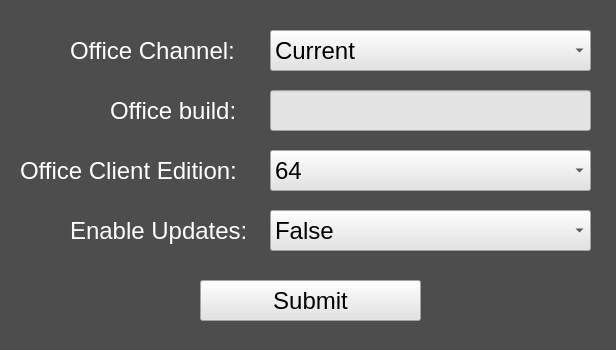
Dan23022/Easy-Office-Deployment-Tool, file main.ui: the form before one commit.
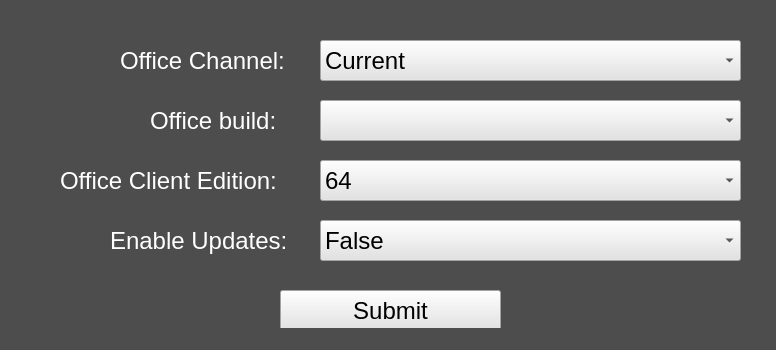
The form after the commit.

Commit message: Implemented webscraping Now you can use a dropdown to select office versions

Diff of the .ui file:
```diff
--- a/main.ui
+++ b/main.ui
@@ -6,7 +6,7 @@
    <rect>
     <x>0</x>
     <y>0</y>
-    <width>616</width>
+    <width>776</width>
     <height>350</height>
    </rect>
   </property>
@@ -32,9 +32,9 @@
    <widget class="QComboBox" name="channel_dropdown">
     <property name="geometry">
      <rect>
-      <x>270</x>
-      <y>30</y>
-      <width>321</width>
+      <x>320</x>
+      <y>40</y>
+      <width>421</width>
       <height>41</height>
      </rect>
     </property>
@@ -87,9 +87,9 @@
    <widget class="QLabel" name="office_channel_label">
     <property name="geometry">
      <rect>
-      <x>70</x>
-      <y>30</y>
-      <width>201</width>
+      <x>120</x>
+      <y>40</y>
+      <width>241</width>
       <height>41</height>
      </rect>
     </property>
@@ -108,9 +108,9 @@
    <widget class="QLabel" name="enable_updates_label">
     <property name="geometry">
      <rect>
-      <x>70</x>
-      <y>210</y>
-      <width>211</width>
+      <x>110</x>
+      <y>220</y>
+      <width>241</width>
       <height>41</height>
      </rect>
     </property>
@@ -129,9 +129,9 @@
    <widget class="QComboBox" name="enable_updates_dropdown">
     <property name="geometry">
      <rect>
-      <x>270</x>
-      <y>210</y>
-      <width>321</width>
+      <x>320</x>
+      <y>220</y>
+      <width>421</width>
       <height>41</height>
      </rect>
     </property>
@@ -160,9 +160,9 @@
    <widget class="QLabel" name="office_build_label">
     <property name="geometry">
      <rect>
-      <x>110</x>
-      <y>90</y>
-      <width>161</width>
+      <x>150</x>
+      <y>100</y>
+      <width>191</width>
       <height>41</height>
      </rect>
     </property>
@@ -178,35 +178,11 @@
      <string>Office build:</string>
     </property>
    </widget>
-   <widget class="QLineEdit" name="office_build_edit_area">
-    <property name="geometry">
-     <rect>
-      <x>270</x>
-      <y>90</y>
-      <width>321</width>
-      <height>41</height>
-     </rect>
-    </property>
-    <property name="font">
-     <font>
-      <pointsize>18</pointsize>
-     </font>
-    </property>
-    <property name="accessibleName">
-     <string>Office build edit area</string>
-    </property>
-    <property name="accessibleDescription">
-     <string/>
-    </property>
-    <property name="styleSheet">
-     <string notr="true">background-color: rgb(227, 227, 227);</string>
-    </property>
-   </widget>
    <widget class="QPushButton" name="submit_button">
     <property name="geometry">
      <rect>
-      <x>200</x>
-      <y>280</y>
+      <x>280</x>
+      <y>290</y>
       <width>221</width>
       <height>41</height>
      </rect>
@@ -226,9 +202,9 @@
    <widget class="QLabel" name="bit_label">
     <property name="geometry">
      <rect>
-      <x>20</x>
-      <y>150</y>
-      <width>241</width>
+      <x>60</x>
+      <y>160</y>
+      <width>281</width>
       <height>41</height>
      </rect>
     </property>
@@ -247,9 +223,9 @@
    <widget class="QComboBox" name="bit_dropdown">
     <property name="geometry">
      <rect>
-      <x>270</x>
-      <y>150</y>
-      <width>321</width>
+      <x>320</x>
+      <y>160</y>
+      <width>421</width>
       <height>41</height>
      </rect>
     </property>
@@ -275,15 +251,43 @@
      </property>
     </item>
    </widget>
+   <widget class="QComboBox" name="office_build_dropdown">
+    <property name="geometry">
+     <rect>
+      <x>320</x>
+      <y>100</y>
+      <width>421</width>
+      <height>41</height>
+     </rect>
+    </property>
+    <property name="font">
+     <font>
+      <pointsize>18</pointsize>
+     </font>
+    </property>
+    <property name="accessibleName">
+     <string>Office build dropdown</string>
+    </property>
+    <property name="accessibleDescription">
+     <string/>
+    </property>
+    <property name="styleSheet">
+     <string notr="true">background-color: rgb(227, 227, 227);
+alternate-background-color: rgb(227, 227, 227);</string>
+    </property>
+    <property name="editable">
+     <bool>false</bool>
+    </property>
+   </widget>
    <zorder>office_channel_label</zorder>
    <zorder>enable_updates_label</zorder>
    <zorder>enable_updates_dropdown</zorder>
    <zorder>office_build_label</zorder>
-   <zorder>office_build_edit_area</zorder>
    <zorder>submit_button</zorder>
    <zorder>bit_label</zorder>
    <zorder>bit_dropdown</zorder>
    <zorder>channel_dropdown</zorder>
+   <zorder>office_build_dropdown</zorder>
   </widget>
   <widget class="QStatusBar" name="statusbar"/>
  </widget>
```
Left out of the diff: 1 changed line with no effect on the pictures. The commit also changes 1 other file.
